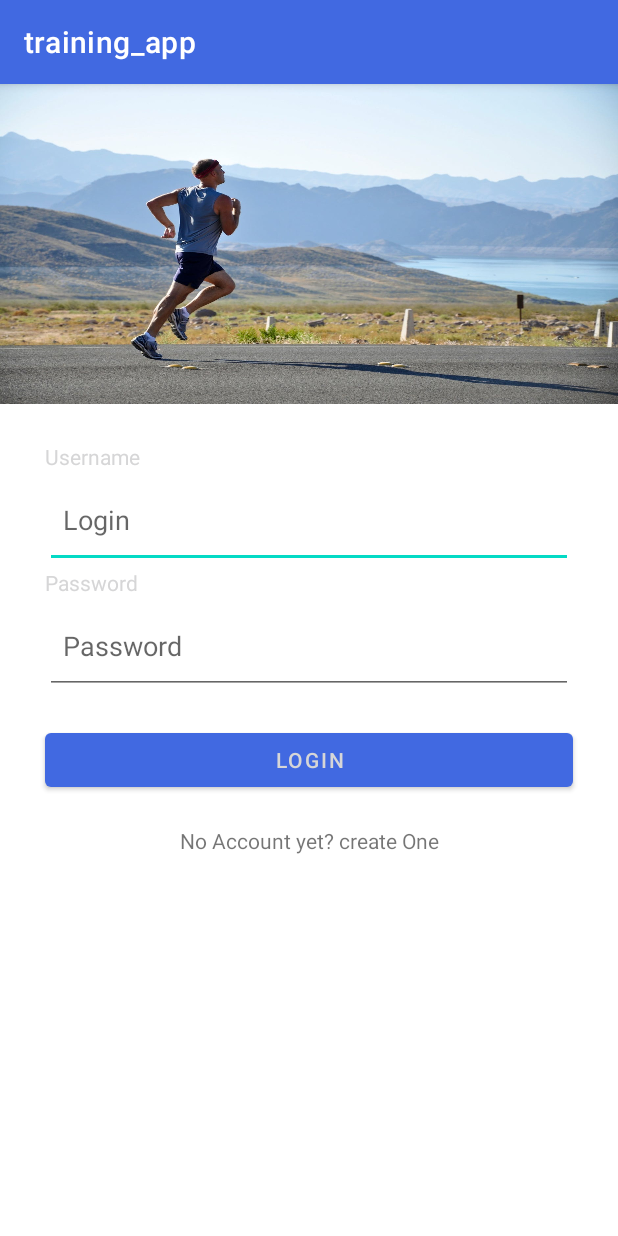
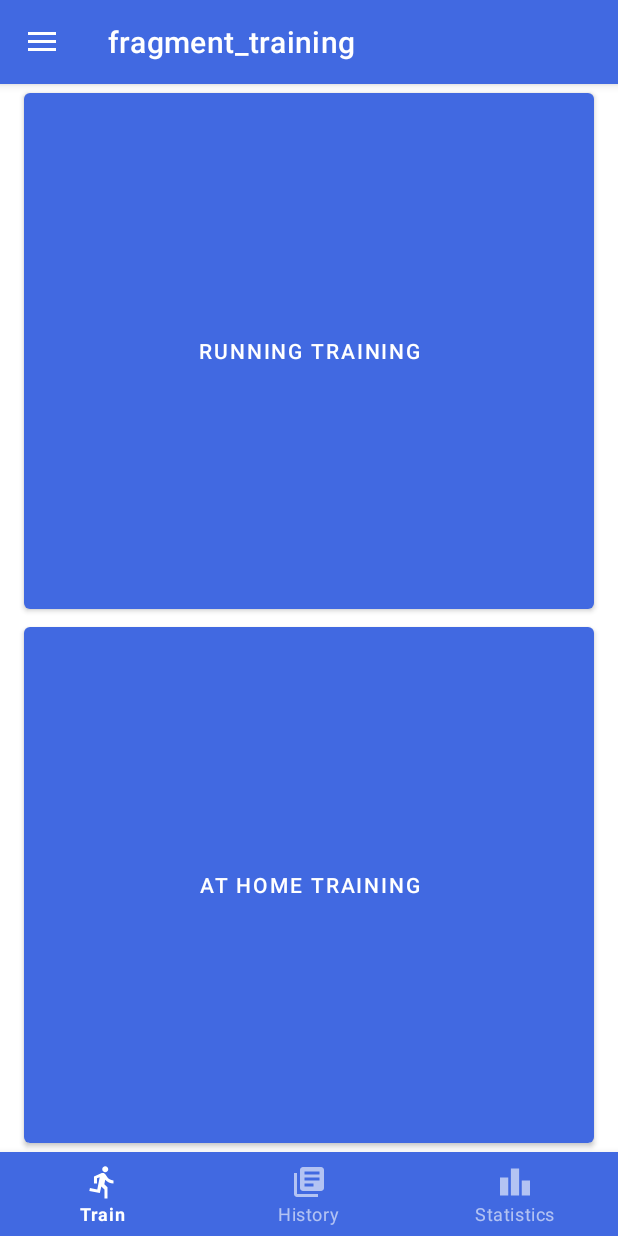
Before and after one commit to kcprnoj/TrainingApp, an Android app: the screen it shows after launch (MainActivity), on a phone screen of 412 x 824 dp. Run offline under Robolectric (Android 15) with nearby library versions, the phone set to English and light mode, and no system bars; our stand-ins replace data binding, navigation-ui.

Commit message:
Main view after login

```diff
--- a/app/src/main/java/com/trainingapp/ui/MainActivity.kt
+++ b/app/src/main/java/com/trainingapp/ui/MainActivity.kt
@@ -2,14 +2,21 @@ package com.trainingapp.ui
 
 import androidx.appcompat.app.AppCompatActivity
 import android.os.Bundle
+import androidx.databinding.DataBindingUtil
+import androidx.navigation.findNavController
+import androidx.navigation.ui.NavigationUI
 import com.example.main.R
+import com.example.main.databinding.ActivityMainBinding
 
 
 class MainActivity : AppCompatActivity() {
+    private lateinit var binding: ActivityMainBinding
 
     override fun onCreate(savedInstanceState: Bundle?) {
         super.onCreate(savedInstanceState)
-        setContentView(R.layout.login_layout)
-
+        binding = DataBindingUtil.setContentView(this, R.layout.activity_main)
+        val navController = this.findNavController(R.id.myNavHostFragment)
+        val drawerLayout = binding.drawerLayout
+        NavigationUI.setupActionBarWithNavController(this,navController,drawerLayout)
     }
 }
--- /dev/null
+++ b/app/src/main/java/com/trainingapp/ui/TrainingFragment.kt
@@ -0,0 +1,26 @@
+package com.trainingapp.ui
+
+import android.os.Bundle
+import androidx.fragment.app.Fragment
+import android.view.LayoutInflater
+import android.view.View
+import android.view.ViewGroup
+import androidx.databinding.DataBindingUtil
+import androidx.lifecycle.ViewModelProvider
+import com.example.main.R
+import com.example.main.databinding.FragmentTrainingBinding
+import com.trainingapp.viewmodels.TrainingViewModel
+
+class TrainingFragment : Fragment() {
+    private lateinit var binding: FragmentTrainingBinding
+    private lateinit var viewModel : TrainingViewModel
+
+    override fun onCreateView(inflater: LayoutInflater, container: ViewGroup?,
+                              savedInstanceState: Bundle?): View? {
+
+        binding = DataBindingUtil.inflate(inflater,R.layout.fragment_training,container,false)
+        viewModel = ViewModelProvider(this).get(TrainingViewModel::class.java)
+        // Inflate the layout for this fragment
+        return binding.root
+    }
+}
--- /dev/null
+++ b/app/src/main/java/com/trainingapp/viewmodels/TrainingViewModel.kt
@@ -0,0 +1,6 @@
+package com.trainingapp.viewmodels
+
+import androidx.lifecycle.ViewModel
+
+class TrainingViewModel : ViewModel(){
+}
--- /dev/null
+++ b/app/src/main/res/drawable-v24/baseline_directions_run_24.xml
@@ -0,0 +1,11 @@
+<vector xmlns:android="http://schemas.android.com/apk/res/android"
+    android:width="24dp"
+    android:height="24dp"
+    android:viewportWidth="24"
+    android:viewportHeight="24"
+    android:tint="?attr/colorControlNormal"
+    android:autoMirrored="true">
+  <path
+      android:fillColor="@android:color/white"
+      android:pathData="M13.49,5.48c1.1,0 2,-0.9 2,-2s-0.9,-2 -2,-2 -2,0.9 -2,2 0.9,2 2,2zM9.89,19.38l1,-4.4 2.1,2v6h2v-7.5l-2.1,-2 0.6,-3c1.3,1.5 3.3,2.5 5.5,2.5v-2c-1.9,0 -3.5,-1 -4.3,-2.4l-1,-1.6c-0.4,-0.6 -1,-1 -1.7,-1 -0.3,0 -0.5,0.1 -0.8,0.1l-5.2,2.2v4.7h2v-3.4l1.8,-0.7 -1.6,8.1 -4.9,-1 -0.4,2 7,1.4z"/>
+</vector>
--- /dev/null
+++ b/app/src/main/res/drawable-v24/baseline_leaderboard_24.xml
@@ -0,0 +1,10 @@
+<vector xmlns:android="http://schemas.android.com/apk/res/android"
+    android:width="24dp"
+    android:height="24dp"
+    android:viewportWidth="24"
+    android:viewportHeight="24"
+    android:tint="?attr/colorControlNormal">
+  <path
+      android:fillColor="@android:color/white"
+      android:pathData="M7.5,21H2V9h5.5V21zM14.75,3h-5.5v18h5.5V3zM22,11h-5.5v10H22V11z"/>
+</vector>
--- /dev/null
+++ b/app/src/main/res/drawable-v24/baseline_library_books_24.xml
@@ -0,0 +1,11 @@
+<vector xmlns:android="http://schemas.android.com/apk/res/android"
+    android:width="24dp"
+    android:height="24dp"
+    android:viewportWidth="24"
+    android:viewportHeight="24"
+    android:tint="?attr/colorControlNormal"
+    android:autoMirrored="true">
+  <path
+      android:fillColor="@android:color/white"
+      android:pathData="M4,6L2,6v14c0,1.1 0.9,2 2,2h14v-2L4,20L4,6zM20,2L8,2c-1.1,0 -2,0.9 -2,2v12c0,1.1 0.9,2 2,2h12c1.1,0 2,-0.9 2,-2L22,4c0,-1.1 -0.9,-2 -2,-2zM19,11L9,11L9,9h10v2zM15,15L9,15v-2h6v2zM19,7L9,7L9,5h10v2z"/>
+</vector>
--- /dev/null
+++ b/app/src/main/res/drawable-v24/baseline_person_24.xml
@@ -0,0 +1,10 @@
+<vector xmlns:android="http://schemas.android.com/apk/res/android"
+    android:width="24dp"
+    android:height="24dp"
+    android:viewportWidth="24"
+    android:viewportHeight="24"
+    android:tint="?attr/colorControlNormal">
+  <path
+      android:fillColor="@android:color/white"
+      android:pathData="M12,12c2.21,0 4,-1.79 4,-4s-1.79,-4 -4,-4 -4,1.79 -4,4 1.79,4 4,4zM12,14c-2.67,0 -8,1.34 -8,4v2h16v-2c0,-2.66 -5.33,-4 -8,-4z"/>
+</vector>
--- /dev/null
+++ b/app/src/main/res/drawable-v24/baseline_settings_24.xml
@@ -0,0 +1,10 @@
+<vector xmlns:android="http://schemas.android.com/apk/res/android"
+    android:width="24dp"
+    android:height="24dp"
+    android:viewportWidth="24"
+    android:viewportHeight="24"
+    android:tint="?attr/colorControlNormal">
+  <path
+      android:fillColor="@android:color/white"
+      android:pathData="M19.14,12.94c0.04,-0.3 0.06,-0.61 0.06,-0.94c0,-0.32 -0.02,-0.64 -0.07,-0.94l2.03,-1.58c0.18,-0.14 0.23,-0.41 0.12,-0.61l-1.92,-3.32c-0.12,-0.22 -0.37,-0.29 -0.59,-0.22l-2.39,0.96c-0.5,-0.38 -1.03,-0.7 -1.62,-0.94L14.4,2.81c-0.04,-0.24 -0.24,-0.41 -0.48,-0.41h-3.84c-0.24,0 -0.43,0.17 -0.47,0.41L9.25,5.35C8.66,5.59 8.12,5.92 7.63,6.29L5.24,5.33c-0.22,-0.08 -0.47,0 -0.59,0.22L2.74,8.87C2.62,9.08 2.66,9.34 2.86,9.48l2.03,1.58C4.84,11.36 4.8,11.69 4.8,12s0.02,0.64 0.07,0.94l-2.03,1.58c-0.18,0.14 -0.23,0.41 -0.12,0.61l1.92,3.32c0.12,0.22 0.37,0.29 0.59,0.22l2.39,-0.96c0.5,0.38 1.03,0.7 1.62,0.94l0.36,2.54c0.05,0.24 0.24,0.41 0.48,0.41h3.84c0.24,0 0.44,-0.17 0.47,-0.41l0.36,-2.54c0.59,-0.24 1.13,-0.56 1.62,-0.94l2.39,0.96c0.22,0.08 0.47,0 0.59,-0.22l1.92,-3.32c0.12,-0.22 0.07,-0.47 -0.12,-0.61L19.14,12.94zM12,15.6c-1.98,0 -3.6,-1.62 -3.6,-3.6s1.62,-3.6 3.6,-3.6s3.6,1.62 3.6,3.6S13.98,15.6 12,15.6z"/>
+</vector>
--- a/app/src/main/res/layout/activity_main.xml
+++ b/app/src/main/res/layout/activity_main.xml
@@ -1,33 +1,47 @@
+<?xml version="1.0" encoding="utf-8"?>
+<layout xmlns:tools="http://schemas.android.com/tools"
+    xmlns:android="http://schemas.android.com/apk/res/android"
+    xmlns:app="http://schemas.android.com/apk/res-auto">
+
+    <androidx.drawerlayout.widget.DrawerLayout
+        android:id="@+id/drawerLayout"
+        android:layout_width="match_parent"
+        android:layout_height="match_parent">
+
+        <com.google.android.material.navigation.NavigationView
+            android:id="@+id/navigationView"
+            style="@style/Widget.MaterialComponents.BottomNavigationView.Colored"
+            android:layout_width="wrap_content"
+            android:layout_height="match_parent"
+            android:layout_gravity="start"
+            app:menu="@menu/top_menu" />
+
         <androidx.constraintlayout.widget.ConstraintLayout
-    xmlns:android="http://schemas.android.com/apk/res/android"
-    xmlns:app="http://schemas.android.com/apk/res-auto"
-    xmlns:tools="http://schemas.android.com/tools"
             android:layout_width="match_parent"
-    android:layout_height="match_parent"
-    tools:context="com.trainingapp.ui.MainActivity">
+            android:layout_height="match_parent">
 
-    <androidx.recyclerview.widget.RecyclerView
-        android:id="@+id/recyclerview"
-        android:layout_width="0dp"
+            <fragment
+                android:id="@+id/myNavHostFragment"
+                android:name="androidx.navigation.fragment.NavHostFragment"
+                android:layout_width="match_parent"
                 android:layout_height="0dp"
-        android:padding="@dimen/big_padding"
-        app:layout_constraintBottom_toBottomOf="parent"
-        app:layout_constraintHorizontal_bias="1.0"
-        app:layout_constraintLeft_toLeftOf="parent"
-        app:layout_constraintRight_toRightOf="parent"
+                app:defaultNavHost="true"
+                app:navGraph="@navigation/navigation"
                 app:layout_constraintTop_toTopOf="parent"
-        app:layout_constraintVertical_bias="0.0"
-        tools:listitem="@layout/training_item" />
+                app:layout_constraintBottom_toTopOf="@+id/bottom_navigation"/>
 
-    <com.google.android.material.floatingactionbutton.FloatingActionButton
-        android:id="@+id/fab"
+            <com.google.android.material.bottomnavigation.BottomNavigationView
+                android:id="@+id/bottom_navigation"
+                style="@style/Widget.MaterialComponents.BottomNavigationView.Colored"
+                android:layout_width="match_parent"
+                android:layout_height="wrap_content"
                 app:layout_constraintBottom_toBottomOf="parent"
                 app:layout_constraintEnd_toEndOf="parent"
-        android:layout_width="wrap_content"
-        android:layout_height="wrap_content"
-        android:layout_margin="16dp"
-        android:contentDescription="@string/add_training"
-        android:src="@drawable/ic_baseline_reorder_24"/>
+                app:layout_constraintStart_toStartOf="parent"
+                app:menu="@menu/bottom_menu" />
 
 
         </androidx.constraintlayout.widget.ConstraintLayout>
+    </androidx.drawerlayout.widget.DrawerLayout>
+
+</layout>
--- /dev/null
+++ b/app/src/main/res/layout/fragment_training.xml
@@ -0,0 +1,44 @@
+<layout xmlns:android="http://schemas.android.com/apk/res/android"
+    xmlns:app="http://schemas.android.com/apk/res-auto">
+
+    <androidx.constraintlayout.widget.ConstraintLayout
+        android:layout_width="match_parent"
+        android:layout_height="match_parent">
+
+        <androidx.constraintlayout.widget.Guideline
+            android:id="@+id/guideline_left"
+            android:layout_width="wrap_content"
+            android:layout_height="wrap_content"
+            app:layout_constraintGuide_begin="16dp"
+            android:orientation="vertical"/>
+
+        <androidx.constraintlayout.widget.Guideline
+            android:id="@+id/guideline_right"
+            android:layout_width="wrap_content"
+            android:layout_height="wrap_content"
+            app:layout_constraintGuide_end="16dp"
+            android:orientation="vertical"/>
+
+        <Button
+            android:id="@+id/start_running_training"
+            android:layout_width="0dp"
+            android:layout_height="0dp"
+            android:text="@string/running_training_button"
+            app:layout_constraintBottom_toTopOf="@+id/start_athome_training_button"
+            app:layout_constraintEnd_toEndOf="@+id/guideline_right"
+            app:layout_constraintStart_toStartOf="@+id/guideline_left"
+            app:layout_constraintTop_toTopOf="parent" />
+
+        <Button
+            android:id="@+id/start_athome_training_button"
+            android:layout_width="0dp"
+            android:layout_height="0dp"
+            android:text="@string/at_home_training_button"
+            app:layout_constraintBottom_toBottomOf="parent"
+            app:layout_constraintEnd_toEndOf="@+id/guideline_right"
+            app:layout_constraintStart_toStartOf="@+id/guideline_left"
+            app:layout_constraintTop_toBottomOf="@+id/start_running_training" />
+
+
+    </androidx.constraintlayout.widget.ConstraintLayout>
+</layout>
--- /dev/null
+++ b/app/src/main/res/menu/bottom_menu.xml
@@ -0,0 +1,22 @@
+<?xml version="1.0" encoding="utf-8"?>
+<menu xmlns:android="http://schemas.android.com/apk/res/android"
+    xmlns:app="http://schemas.android.com/apk/res-auto">
+    <item
+        android:id="@+id/training_menu_button"
+        android:icon="@drawable/baseline_directions_run_24"
+        android:title="@string/bottom_menu_train"
+        android:enabled="true"
+        />
+    <item
+        android:id="@+id/history_menu_button"
+        android:icon="@drawable/baseline_library_books_24"
+        android:title="@string/bottom_menu_history"
+        android:enabled="true"
+        />
+    <item
+        android:id="@+id/statistics_menu_button"
+        android:icon="@drawable/baseline_leaderboard_24"
+        android:title="@string/bottom_menu_statistics"
+        android:enabled="true"
+        />
+</menu>
--- /dev/null
+++ b/app/src/main/res/menu/top_menu.xml
@@ -0,0 +1,14 @@
+<?xml version="1.0" encoding="utf-8"?>
+<menu xmlns:android="http://schemas.android.com/apk/res/android"
+    xmlns:app="http://schemas.android.com/apk/res-auto">
+    <item
+        android:id="@+id/training_menu_top"
+        android:icon="@drawable/baseline_person_24"
+        android:title="@string/bottom_menu_train"
+        />
+    <item
+        android:id="@+id/history_menu_top"
+        android:icon="@drawable/baseline_settings_24"
+        android:title="@string/bottom_menu_history"
+        />
+</menu>
--- /dev/null
+++ b/app/src/main/res/navigation/navigation.xml
@@ -0,0 +1,13 @@
+<?xml version="1.0" encoding="utf-8"?>
+<navigation xmlns:android="http://schemas.android.com/apk/res/android"
+    xmlns:app="http://schemas.android.com/apk/res-auto"
+    xmlns:tools="http://schemas.android.com/tools"
+    android:id="@+id/navigation"
+    app:startDestination="@id/trainingFragment">
+
+    <fragment
+        android:id="@+id/trainingFragment"
+        android:name="com.trainingapp.ui.TrainingFragment"
+        android:label="fragment_training"
+        tools:layout="@layout/fragment_training" />
+</navigation>
--- a/app/src/main/res/values/dimens.xml
+++ b/app/src/main/res/values/dimens.xml
@@ -1,4 +1,5 @@
 <?xml version="1.0" encoding="utf-8"?>
 <resources>
     <dimen name="big_padding">16dp</dimen>
+    <dimen name="normal_margin" />
 </resources>
--- a/app/src/main/res/values/strings.xml
+++ b/app/src/main/res/values/strings.xml
@@ -1,12 +1,20 @@
 <resources>
     <string name="app_name">training_app</string>
     <string name="add_training">Add training</string>
-
+    <string name="bottom_menu_train">Train</string>
+    <string name="bottom_menu_history">History</string>
+    <string name="bottom_menu_statistics">Statistics</string>
+    <string name="bottom_menu_train_description">Training view</string>
+    <string name="bottom_menu_history_description">Training history view</string>
+    <string name="bottom_menu_statistics_description">Training statistics view</string>
 
     <string name="training_title">%d. %s</string>
     <string name="training_distance">Distance: %.2f km</string>
     <string name="training_time">Time: %s</string>
     <string name="training_avg">Average speed: %.2f km/s</string>
     <string name="training_calories">Burned: %d calories.</string>
+    <string name="hello_blank_fragment">Hello blank fragment</string>
+    <string name="at_home_training_button">At home training</string>
+    <string name="running_training_button">Running training</string>
 
 </resources>
```
Also changed, not shown: app/build.gradle (+10 -0 lines), build.gradle (+18 -18 lines). Lines whose indentation alone changed are shown as unchanged.
